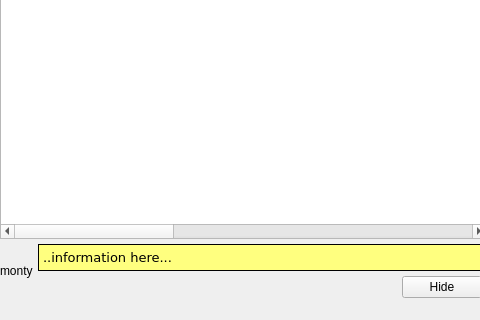
Before: the Qt Designer form uman/src/QUMainWindow.ui in UltraStar-Deluxe/UltraStar-Manager, drawn with Qt 5; both pictures show x 0 to 480 and y 247 to 567 of the 979 by 567 pixel window.
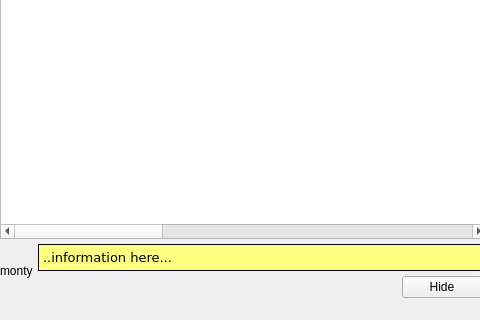
After: the same form once the commit is applied. Icons and pictures are not drawn. Custom widgets are drawn as their Qt base class.

Commit message: new column for multiple song text files

```diff
--- a/uman/src/QUMainWindow.ui
+++ b/uman/src/QUMainWindow.ui
@@ -175,7 +175,7 @@
            <bool>false</bool>
           </property>
           <property name="columnCount" >
-           <number>14</number>
+           <number>15</number>
           </property>
           <column>
            <property name="text" >
@@ -247,6 +247,11 @@
             <string>14</string>
            </property>
           </column>
+          <column>
+           <property name="text" >
+            <string>15</string>
+           </property>
+          </column>
          </widget>
         </item>
         <item>
```
The commit also changes 7 other files.
